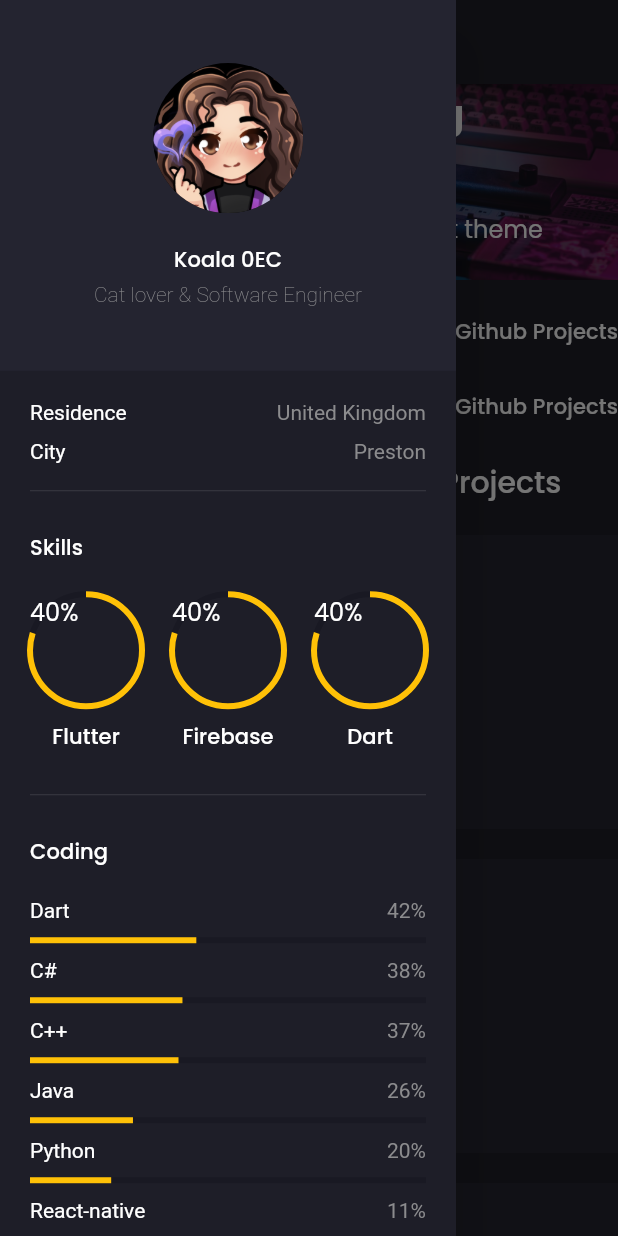
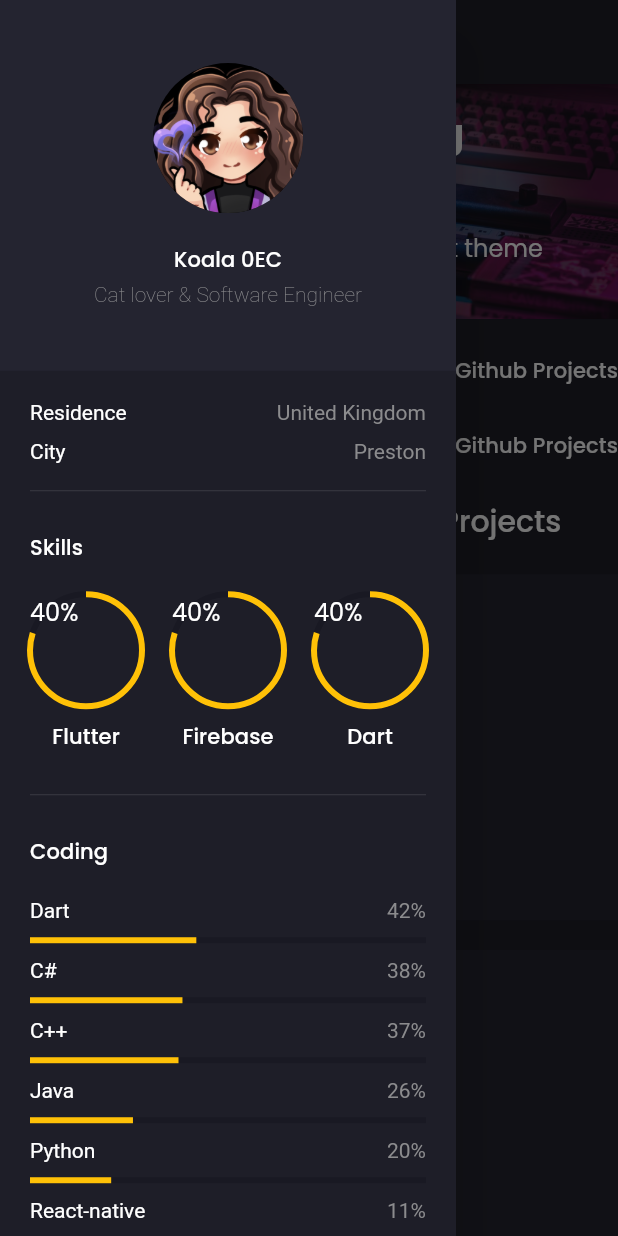
Before and after one commit to Koala0CE/my_portfolio, a Flutter app: the screen it shows after launch, with the side drawer open, on a phone screen of 412 x 824 dp. Run offline on Flutter 3.47's test engine with Material 2 defaults, Android fonts, the phone set to English and light mode, and no system bars; drawn by our look-alikes of animated_text_kit; our stand-ins replace flutter_svg, google_fonts.

Commit message:
Responsive mobile

```diff
--- a/lib/screens/home/components/home_banner.dart
+++ b/lib/screens/home/components/home_banner.dart
@@ -12,7 +12,7 @@ class HomeBanner extends StatelessWidget {
   @override
   Widget build(BuildContext context) {
     return AspectRatio(
-      aspectRatio: 3,
+      aspectRatio: Responsive.isMobile(context) ? 2.5 : 3,
       child: Stack(
         fit: StackFit.expand,
         children: [
@@ -76,28 +76,42 @@ class MyBuildAnimatedText extends StatelessWidget {
   Widget build(BuildContext context) {
     return DefaultTextStyle(
       style: Theme.of(context).textTheme.subtitle1!,
+      maxLines: 1,
       child: Row(
         children: [
           if (!Responsive.isMobileLarge(context)) FlutterCodedText(),
           if (!Responsive.isMobileLarge(context))
             SizedBox(width: defaultPadding / 2),
           Text("Hi! Welcome to my "),
-          AnimatedTextKit(
-            animatedTexts: [
-              TyperAnimatedText(
-                "dark and light theme",
-                //speed: Duration(milliseconds: 60),
-              ),
-              TyperAnimatedText("website app"),
-              TyperAnimatedText("mobile app"),
-              TyperAnimatedText("currently in progress responsive portfolio."),
-            ],
-          ),
+          Responsive.isMobile(context)
+              ? Expanded(child: AnimatedText())
+              : AnimatedText(),
           if (!Responsive.isMobileLarge(context))
             SizedBox(width: defaultPadding / 2),
           if (!Responsive.isMobileLarge(context)) FlutterCodedText(),
         ],
       ),
+    );
+  }
+}
+
+class AnimatedText extends StatelessWidget {
+  const AnimatedText({
+    Key? key,
+  }) : super(key: key);
+
+  @override
+  Widget build(BuildContext context) {
+    return AnimatedTextKit(
+      animatedTexts: [
+        TyperAnimatedText(
+          "dark and light theme",
+          //speed: Duration(milliseconds: 60),
+        ),
+        TyperAnimatedText("website app"),
+        TyperAnimatedText("mobile app"),
+        TyperAnimatedText("currently in progress responsive portfolio."),
+      ],
     );
   }
 }
--- a/lib/screens/home/components/my_projects.dart
+++ b/lib/screens/home/components/my_projects.dart
@@ -23,7 +23,7 @@ class MyProjects extends StatelessWidget {
         Responsive(
           mobile: ProjectGridView(
             crossAxisCount: 1,
-            childAspectRatio: 2,
+            childAspectRatio: 1.7,
           ),
           desktop: ProjectGridView(),
           tablet: ProjectGridView(childAspectRatio: 1.1),
--- a/lib/screens/main/components/side_menu.dart
+++ b/lib/screens/main/components/side_menu.dart
@@ -17,6 +17,7 @@ class SideMenu extends StatelessWidget {
   @override
   Widget build(BuildContext context) {
     return Drawer(
+      child: SafeArea(
         child: Column(
           children: [
             MyInfo(),
@@ -47,8 +48,10 @@ class SideMenu extends StatelessWidget {
                             Text(
                               "DOWNLOAD CV",
                               style: TextStyle(
-                              color:
-                                  Theme.of(context).textTheme.bodyText1!.color,
+                                color: Theme.of(context)
+                                    .textTheme
+                                    .bodyText1!
+                                    .color,
                               ),
                             ),
                             SizedBox(width: defaultPadding / 2),
@@ -85,6 +88,7 @@ class SideMenu extends StatelessWidget {
             ),
           ],
         ),
+      ),
     );
   }
 }
```
Lines whose indentation alone changed are shown as unchanged.
